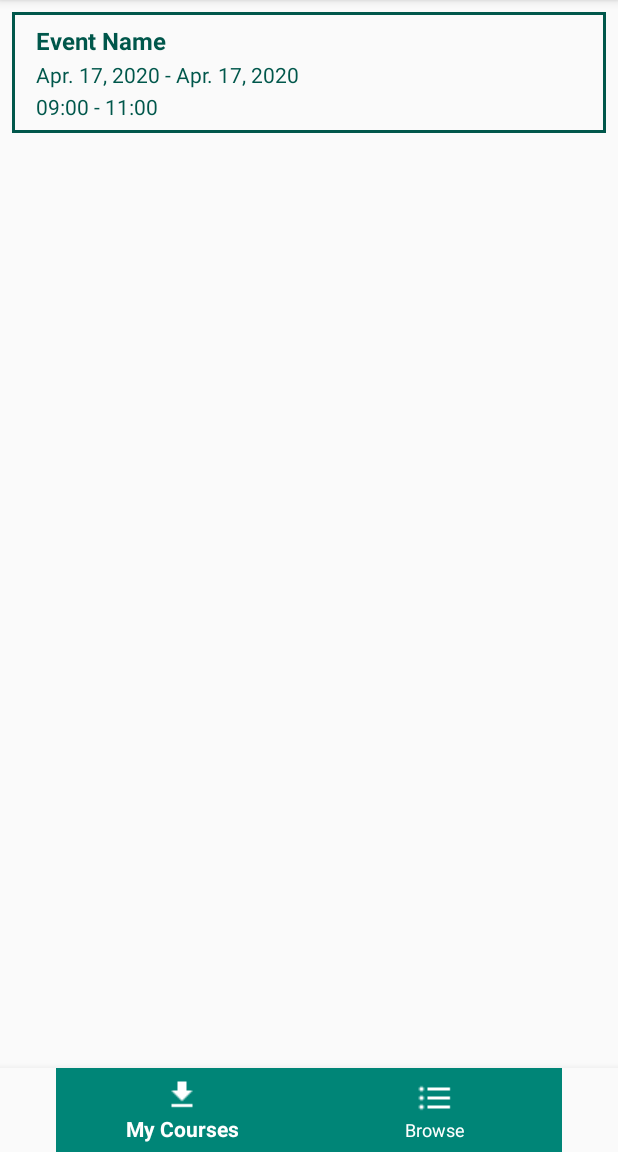
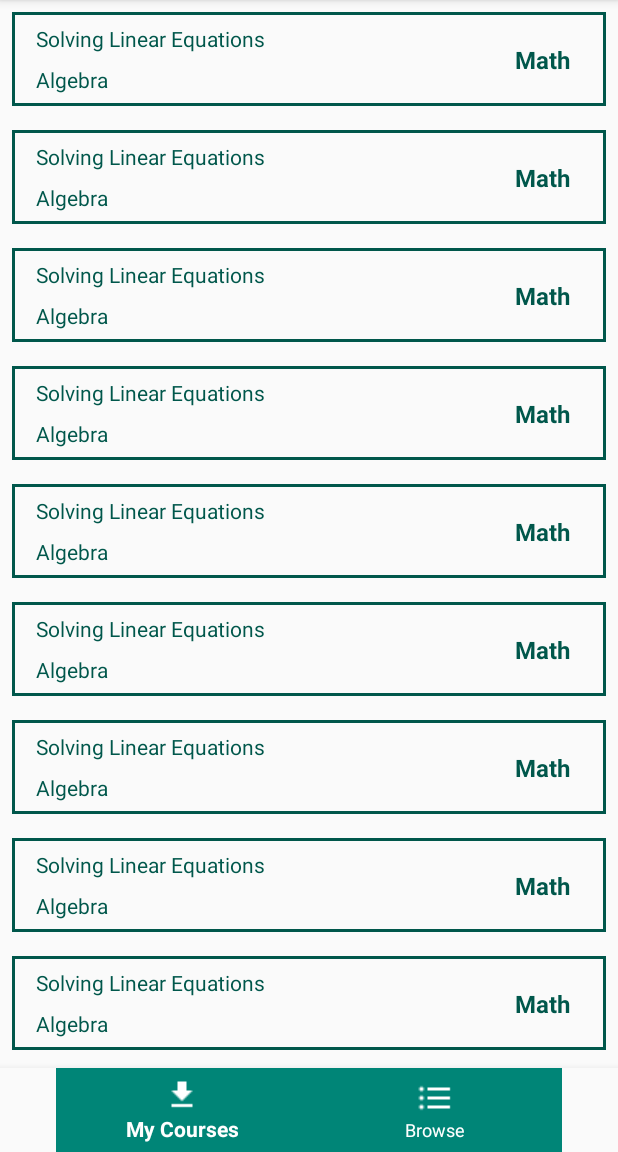
Before and after one commit to BrylleGomez/nitaq-mobile, an Android app: the screen it shows after launch (MainActivity), on a phone screen of 412 x 824 dp, the part 84-1236 px from its top. Run offline under Robolectric (Android 15) with nearby library versions, the phone set to English and light mode, and no system bars; our stand-ins replace Firebase (no records; nobody signed in at launch, a user with empty details on screens opened directly).

Commit message:
Package data structure inegrated into app

```diff
--- a/app/src/main/AndroidManifest.xml
+++ b/app/src/main/AndroidManifest.xml
@@ -9,7 +9,6 @@
         android:roundIcon="@mipmap/ic_launcher_round"
         android:supportsRtl="true"
         android:theme="@style/AppTheme">
-        <activity android:name=".TestActivity"></activity>
         <activity android:name=".ChatActivity"></activity>
         <activity android:name=".MainActivity">
             <intent-filter>
--- a/app/src/main/java/com/brylle/nitaq_mobapp/ProfileFragment.java
+++ b/app/src/main/java/com/brylle/nitaq_mobapp/BrowseFragment.java
@@ -10,7 +10,7 @@ import android.widget.ProgressBar;
 import androidx.fragment.app.Fragment;
 
 
-public class ProfileFragment extends Fragment {
+public class BrowseFragment extends Fragment {
 
     /* Variables */
 
@@ -18,7 +18,7 @@ public class ProfileFragment extends Fragment {
 
     /* Initializer Functions */
 
-    public ProfileFragment() {
+    public BrowseFragment() {
         // Required empty public constructor
     }
 
--- a/app/src/main/java/com/brylle/nitaq_mobapp/EventsFragment.java
+++ b/app/src/main/java/com/brylle/nitaq_mobapp/CoursesFragment.java
@@ -25,22 +25,18 @@ import androidx.recyclerview.widget.RecyclerView;
 //import com.google.firebase.firestore.FirebaseFirestore;
 //import com.google.firebase.firestore.QuerySnapshot;
 
-import com.google.firebase.auth.FirebaseAuth;
-import com.google.firebase.auth.FirebaseUser;
-import com.google.firebase.firestore.CollectionReference;
-import com.google.firebase.firestore.FirebaseFirestore;
-
+import java.lang.reflect.Array;
 import java.util.ArrayList;
 import java.util.Collections;
 import java.util.Objects;
 
-public class EventsFragment extends Fragment {
+public class CoursesFragment extends Fragment {
 
     /* Variables */
 
-    private ArrayList<Event> eventsList = new ArrayList<>();                                                // list to store event objects retrieved from Firebase
+    private ArrayList<Package> eventsList = new ArrayList<>();                                                // list to store event objects retrieved from Firebase
     private RecyclerView eventsView;
-    private EventAdapter eventsAdapter;                                                                     // adapter to bind event objects in array list to recycler view
+    private PackageAdapter eventsAdapter;                                                                     // adapter to bind event objects in array list to recycler view
 //    private FirebaseUser currentUser = FirebaseAuth.getInstance().getCurrentUser();                         // retrieve current Firebase user
 //    private FirebaseFirestore firebaseFirestore = FirebaseFirestore.getInstance();                          // retrieve Firestore instance
 //    private CollectionReference firestoreEventList = firebaseFirestore.collection("events");    // retrieve reference to "events" collection// recycler view to display objects
@@ -48,7 +44,7 @@ public class EventsFragment extends Fragment {
 
     /* Initializer Functions */
 
-    public EventsFragment() {
+    public CoursesFragment() {
         // Required empty public constructor
     }
 
@@ -56,7 +52,7 @@ public class EventsFragment extends Fragment {
     public View onCreateView(LayoutInflater inflater, ViewGroup container,
                              Bundle savedInstanceState) {
         // Inflate the layout for this fragment
-        return inflater.inflate(R.layout.fragment_downloaded, container, false);
+        return inflater.inflate(R.layout.fragment_courses, container, false);
     }
 
     @Override
@@ -67,8 +63,11 @@ public class EventsFragment extends Fragment {
         eventsView = Objects.requireNonNull(getView()).findViewById(R.id.events_recyclerview);
 
         // Fetches all event database entries and stores them in an array list of event objects
-        addRandomEvents();
+        for (int i = 0; i < 10; i++) {
+            addRandomEvents();
+        }
         loadRecyclerView();
+
 //        firestoreEventList.get()                                                // Fetch all event entries from database
 //            .addOnSuccessListener(new OnSuccessListener<QuerySnapshot>() {
 //                @Override
@@ -87,7 +86,7 @@ public class EventsFragment extends Fragment {
 //            .addOnFailureListener(new OnFailureListener() {
 //                @Override
 //                public void onFailure(@NonNull Exception e) {
-//                    Log.d("EventsFragment", "Error fetching events: ", e);
+//                    Log.d("CoursesFragment", "Error fetching events: ", e);
 //                }
 //            });
 
@@ -107,20 +106,29 @@ public class EventsFragment extends Fragment {
     /* Helper Functions */
 
     private void addRandomEvents() {
+        ArrayList<String> lessons = new ArrayList<>();
+        lessons.add("Lesson1");
+        lessons.add("Lesson2");
+        lessons.add("Lesson3");
+        ArrayList<String> questions = new ArrayList<>();
+        questions.add("Question1");
+        questions.add("Question2");
+        questions.add("Question3");
+        ArrayList<String> next = new ArrayList<>();
+        next.add("Choice1");
+        next.add("Choice2");
+        next.add("The End!");
         eventsList.add(
-                new Event(
-                        1,
-                        "Event Name",
-                        0.0,
-                        0.0,
-                        "Nowhere",
-                        "Apr. 17, 2020",
-                        "Apr. 17, 2020",
-                        "09:00",
-                        "11:00"
+                new Package(
+                        "Math",
+                        "Algebra",
+                        "Solving Linear Equations",
+                        lessons,
+                        questions,
+                        next
                 )
         );
-        Log.d("EventsFragment", "Event added!");
+        Log.d("CoursesFragment", "Package added!");
     }
 
 //    private void addFetchedEventToArrayList(DocumentSnapshot fetchedEvent) {
@@ -141,10 +149,10 @@ public class EventsFragment extends Fragment {
 //        String startTime = fetchedEvent.getString(AppUtils.KEY_START_TIME);
 //        String endTime = fetchedEvent.getString(AppUtils.KEY_END_TIME);
 //
-//        // Create an Event object with the retrieved event info (in temp variables)
-//        // Add created Event object to the container
+//        // Create an Package object with the retrieved event info (in temp variables)
+//        // Add created Package object to the container
 //        eventsList.add(
-//                new Event(
+//                new Package(
 //                        eventId,
 //                        eventName,
 //                        eventLatitude,
@@ -156,30 +164,29 @@ public class EventsFragment extends Fragment {
 //                        endTime
 //                )
 //        );
-//        Log.d("EventsFragment", fetchedEvent.toString() + " added!");
+//        Log.d("CoursesFragment", fetchedEvent.toString() + " added!");
 //
 //    }
 //
     private void loadRecyclerView() {
 
-        // sort events array list according to start date
-        Collections.sort(eventsList, new Event.EventStartDateComparator());
+//        // sort events array list according to start date
+//        Collections.sort(eventsList, new Package.EventStartDateComparator());
 
         // Set up recycler view
-        eventsAdapter = new EventAdapter(eventsList, new EventAdapter.OnItemClickListener() {
+        eventsAdapter = new PackageAdapter(eventsList, new PackageAdapter.OnItemClickListener() {
             @Override
-            public void onItemClick(Event event) {
+            public void onItemClick(Package pkg) {
                 // Bind a click listener to the reyclerview item
 
                 // create intent, pass event object members as extras, and start activity
                 Intent intent = new Intent(getContext(), ChatActivity.class);
-                intent.putExtra("eventID", event.getID());
-                intent.putExtra("eventName", event.getName());
-                intent.putExtra("eventDates", event.getDates());
-                intent.putExtra("eventTimings", event.getTimes());
-                intent.putExtra("eventLocation", event.getLocation());
-                intent.putExtra("eventLatitude", event.getLatitude());
-                intent.putExtra("eventLongitude", event.getLongitude());
+                intent.putExtra("pkgSubject", pkg.getSubject());
+                intent.putExtra("pkgTopic", pkg.getTopic());
+                intent.putExtra("pkgModule", pkg.getModule());
+                intent.putExtra("pkgLessons", pkg.getLessons());
+                intent.putExtra("pkgQuestions", pkg.getQuestions());
+                intent.putExtra("pkgNext", pkg.getNext());
                 startActivity(intent);
             }
         });
--- a/app/src/main/java/com/brylle/nitaq_mobapp/Event.java
+++ /dev/null
@@ -1,119 +0,0 @@
-package com.brylle.nitaq_mobapp;
-
-import android.util.Log;
-
-import java.text.ParseException;
-import java.text.SimpleDateFormat;
-import java.util.Comparator;
-import java.util.Date;
-
-public class Event {
-
-    // class to represent event entries in the events page of the app
-    // the following private members are the same as the fields of an event entry in a database
-    private int event_id;
-    private String event_name;
-    private double event_latitude;
-    private double event_longitude;
-    private String event_location;
-    private String start_date;
-    private String end_date;
-    private String start_time;
-    private String end_time;
-
-    // constructor
-    public Event(
-            int event_id,
-            String event_name,
-            double event_latitude,
-            double event_longitude,
-            String event_location,
-            String start_date,
-            String end_date,
-            String start_time,
-            String end_time) {
-        this.event_id = event_id;
-        this.event_name = event_name;
-        this.event_latitude = event_latitude;
-        this.event_longitude = event_longitude;
-        this.event_location = event_location;
-        this.start_date = start_date;
-        this.end_date = end_date;
-        this.start_time = start_time;
-        this.end_time = end_time;
-    }
-
-    // prints a log output of the event object
-    public void print() {
-        Log.d("Debug", this.event_name + "\nDate: " + this.start_date + " - " + this.end_date + "\nTime: " + this.start_time + " - " + this.end_time);
-    }
-
-    // returns the event_id field of this class
-    public int getID(){
-        return this.event_id;
-    }
-
-    // returns the event_name field of this class
-    public String getName(){
-        return this.event_name;
-    }
-
-    public String getStartDate() {
-        return this.start_date;
-    }
-
-    public String getEndDate() {
-        return this.end_date;
-    }
-
-    public String getStartTime() {
-        return this.start_time;
-    }
-
-    public String getEndTime() {
-        return this.end_time;
-    }
-
-    // returns a formatted string with the start and end dates of an event object
-    public String getDates() {
-        return this.start_date + " - " + this.end_date;
-    }
-
-    // returns a formatted string with the start and end times of an event object
-    public String getTimes(){
-        return this.start_time + " - " + this.end_time;
-    }
-
-    public double getLatitude() {
-        return this.event_latitude;
-    }
-
-    public double getLongitude() {
-        return this.event_longitude;
-    }
-
-    // returns the event_location of this class
-    public String getLocation() {
-        return this.event_location;
-    }
-
-    // Comparator class to enable sorting event arraylists by start date
-    public static class EventStartDateComparator implements Comparator<Event> {
-        @Override
-        public int compare(Event event1, Event event2) {
-            SimpleDateFormat dateFormat = new SimpleDateFormat("MMM dd, yyyy");
-            Date date1;
-            Date date2;
-            try {
-                // parse dates from text
-                date1 = dateFormat.parse(event1.getStartDate());
-                date2 = dateFormat.parse(event2.getStartDate());
-                return date1.compareTo(date2);
-            } catch (ParseException e) {
-                e.printStackTrace();
-            }
-            return 0;
-        }
-    }
-
-}
--- a/app/src/main/java/com/brylle/nitaq_mobapp/EventAdapter.java
+++ /dev/null
@@ -1,71 +0,0 @@
-package com.brylle.nitaq_mobapp;
-
-import android.view.ViewGroup;
-import android.widget.TextView;
-import android.view.View;
-
-import androidx.annotation.NonNull;
-import androidx.recyclerview.widget.RecyclerView;
-import android.view.LayoutInflater;
-
-import java.util.ArrayList;
-
-public class EventAdapter extends RecyclerView.Adapter<EventAdapter.EventViewHolder> {
-
-    public interface OnItemClickListener {
-        void onItemClick(Event event);
-    }
-
-    // declaring some fields.
-    private ArrayList<Event> list;
-    private OnItemClickListener clickListener;
-
-    public EventAdapter(ArrayList<Event> arrayList, OnItemClickListener clickListener) {
-        this.list = arrayList;
-        this.clickListener = clickListener;
-    }
-
-    @NonNull
-    @Override
-    public EventAdapter.EventViewHolder onCreateViewHolder(@NonNull ViewGroup parent, int viewType) {
-        View itemView = LayoutInflater.from(parent.getContext())
-                .inflate(R.layout.fragment_events_event_viewholder,parent,false);
-
-        return new EventViewHolder(itemView);
-    }
-
-    @Override
-    public void onBindViewHolder(@NonNull EventAdapter.EventViewHolder holder, int position) {
-        holder.bind(list.get(position), clickListener);
-    }
-
-    @Override
-    public int getItemCount() {
-        return list.size();
-    }
-
-    // Inner ViewHolder Class for Event
-    public class EventViewHolder extends RecyclerView.ViewHolder {
-        TextView nameView, dateView, timeView;
-        public EventViewHolder(View itemView) {
-            super(itemView);
-            nameView = itemView.findViewById(R.id.fragment_events_event_viewholder_name);
-            dateView = itemView.findViewById(R.id.fragment_events_event_viewholder_date);
-            timeView = itemView.findViewById(R.id.fragment_events_event_viewholder_time);
-        }
-
-        public void bind(final Event event, final OnItemClickListener clickListener) {
-            nameView.setText(event.getName());
-            dateView.setText(event.getDates());
-            timeView.setText(event.getTimes());
-            itemView.setOnClickListener(new View.OnClickListener() {
-                @Override
-                public void onClick(View view) {
-                    clickListener.onItemClick(event);
-                }
-            });
-        }
-
-    }
-
-}
--- a/app/src/main/java/com/brylle/nitaq_mobapp/MainActivity.java
+++ b/app/src/main/java/com/brylle/nitaq_mobapp/MainActivity.java
@@ -5,12 +5,8 @@ import androidx.appcompat.app.AppCompatActivity;
 import androidx.fragment.app.Fragment;
 import androidx.fragment.app.FragmentManager;
 
-import android.app.AlertDialog;
-import android.content.DialogInterface;
 import android.content.Intent;
 import android.os.Bundle;
-import android.util.Log;
-import android.view.Menu;
 import android.view.MenuItem;
 
 import com.google.android.material.bottomnavigation.BottomNavigationView;
@@ -19,8 +15,8 @@ public class MainActivity extends AppCompatActivity {
 
     FragmentManager fragmentManager = getSupportFragmentManager();
 
-    Fragment pfragment = new ProfileFragment();
-    Fragment efragment = new EventsFragment();
+    Fragment pfragment = new BrowseFragment();
+    Fragment efragment = new CoursesFragment();
     String data;
 
     Fragment active = efragment;
--- /dev/null
+++ b/app/src/main/java/com/brylle/nitaq_mobapp/Package.java
@@ -0,0 +1,67 @@
+package com.brylle.nitaq_mobapp;
+
+import android.util.Log;
+
+import java.text.ParseException;
+import java.text.SimpleDateFormat;
+import java.util.ArrayList;
+import java.util.Comparator;
+import java.util.Date;
+
+public class Package {
+
+    // class to represent event entries in the events page of the app
+    // the following private members are the same as the fields of an event entry in a database
+    private String subject;
+    private String topic;
+    private String module;
+    private ArrayList<String> lessons;
+    private ArrayList<String> questions;
+    private ArrayList<String> next;
+
+    // constructor
+    public Package(
+            String subject,
+            String topic,
+            String module,
+            ArrayList<String> lessons,
+            ArrayList<String> questions,
+            ArrayList<String> next) {
+        this.subject = subject;
+        this.topic = topic;
+        this.module = module;
+        this.lessons = lessons;
+        this.questions = questions;
+        this.next = next;
+    }
+
+    // prints a log output of the event object
+    public void print() {
+        Log.d("Debug", "Package of {" + this.subject + ", " + this.topic + ", " + this.module + "} added!");
+    }
+
+    public String getSubject() {
+        return subject;
+    }
+
+    public String getTopic() {
+        return topic;
+    }
+
+    public String getModule() {
+        return module;
+    }
+
+    public ArrayList<String> getLessons() {
+        return lessons;
+    }
+
+    public ArrayList<String> getQuestions() {
+        return questions;
+    }
+
+    public ArrayList<String> getNext() {
+        return next;
+    }
+
+}
--- /dev/null
+++ b/app/src/main/java/com/brylle/nitaq_mobapp/PackageAdapter.java
@@ -0,0 +1,71 @@
+package com.brylle.nitaq_mobapp;
+
+import android.view.ViewGroup;
+import android.widget.TextView;
+import android.view.View;
+
+import androidx.annotation.NonNull;
+import androidx.recyclerview.widget.RecyclerView;
+import android.view.LayoutInflater;
+
+import java.util.ArrayList;
+
+public class PackageAdapter extends RecyclerView.Adapter<PackageAdapter.EventViewHolder> {
+
+    public interface OnItemClickListener {
+        void onItemClick(Package event);
+    }
+
+    // declaring some fields.
+    private ArrayList<Package> list;
+    private OnItemClickListener clickListener;
+
+    public PackageAdapter(ArrayList<Package> arrayList, OnItemClickListener clickListener) {
+        this.list = arrayList;
+        this.clickListener = clickListener;
+    }
+
+    @NonNull
+    @Override
+    public PackageAdapter.EventViewHolder onCreateViewHolder(@NonNull ViewGroup parent, int viewType) {
+        View itemView = LayoutInflater.from(parent.getContext())
+                .inflate(R.layout.fragment_courses_package_viewholder,parent,false);
+
+        return new EventViewHolder(itemView);
+    }
+
+    @Override
+    public void onBindViewHolder(@NonNull PackageAdapter.EventViewHolder holder, int position) {
+        holder.bind(list.get(position), clickListener);
+    }
+
+    @Override
+    public int getItemCount() {
+        return list.size();
+    }
+
+    // Inner ViewHolder Class for Package
+    public class EventViewHolder extends RecyclerView.ViewHolder {
+        TextView subjectView, moduleView, topicView;
+        public EventViewHolder(View itemView) {
+            super(itemView);
+            subjectView = itemView.findViewById(R.id.fragment_courses_viewholder_subject);
+            moduleView = itemView.findViewById(R.id.fragment_courses_viewholder_module);
+            topicView = itemView.findViewById(R.id.fragment_courses_viewholder_topic);
+        }
+
+        public void bind(final Package pkg, final OnItemClickListener clickListener) {
+            subjectView.setText(pkg.getSubject());
+            moduleView.setText(pkg.getModule());
+            topicView.setText(pkg.getTopic());
+            itemView.setOnClickListener(new View.OnClickListener() {
+                @Override
+                public void onClick(View view) {
+                    clickListener.onItemClick(pkg);
+                }
+            });
+        }
+
+    }
+
+}
--- a/app/src/main/res/layout/fragment_browse.xml
+++ b/app/src/main/res/layout/fragment_browse.xml
@@ -4,7 +4,7 @@
     xmlns:tools="http://schemas.android.com/tools"
     android:layout_width="match_parent"
     android:layout_height="match_parent"
-    tools:context=".ProfileFragment">
+    tools:context=".BrowseFragment">
 
 
     <ProgressBar
--- a/app/src/main/res/layout/fragment_downloaded.xml
+++ b/app/src/main/res/layout/fragment_courses.xml
@@ -4,7 +4,7 @@
     xmlns:tools="http://schemas.android.com/tools"
     android:layout_width="match_parent"
     android:layout_height="match_parent"
-    tools:context=".EventsFragment">
+    tools:context=".CoursesFragment">
 
 
     <androidx.recyclerview.widget.RecyclerView
--- a/app/src/main/res/layout/fragment_events_event_viewholder.xml
+++ b/app/src/main/res/layout/fragment_courses_package_viewholder.xml
@@ -11,16 +11,32 @@
     xmlns:android="http://schemas.android.com/apk/res/android">
 
     <TextView
-        android:id="@+id/fragment_events_event_viewholder_name"
+        android:id="@+id/fragment_courses_viewholder_subject"
+        android:layout_width="wrap_content"
+        android:layout_height="wrap_content"
+        android:layout_gravity="start"
+        android:layout_marginEnd="8dp"
+        android:paddingLeft="8dp"
+        android:paddingRight="8dp"
+        android:text="Subject"
+        android:textColor="@color/colorPrimaryDark"
+        android:textSize="16sp"
+        android:textStyle="bold"
+        app:layout_constraintBottom_toBottomOf="parent"
+        app:layout_constraintEnd_toEndOf="parent"
+        app:layout_constraintHorizontal_bias="1.0"
+        app:layout_constraintStart_toStartOf="parent"
+        app:layout_constraintTop_toTopOf="parent" />
+
+    <TextView
+        android:id="@+id/fragment_courses_viewholder_module"
         android:layout_width="wrap_content"
         android:layout_height="wrap_content"
         android:layout_gravity="start"
         android:paddingLeft="8dp"
         android:paddingRight="8dp"
-        android:text="Name"
+        android:text="Module"
         android:textColor="@color/colorPrimaryDark"
-        android:textSize="16sp"
-        android:textStyle="bold"
         app:layout_constraintBottom_toBottomOf="parent"
         app:layout_constraintEnd_toEndOf="parent"
         app:layout_constraintHorizontal_bias="0.0"
@@ -29,37 +45,20 @@
         app:layout_constraintVertical_bias="0.0" />
 
     <TextView
-        android:id="@+id/fragment_events_event_viewholder_date"
+        android:id="@+id/fragment_courses_viewholder_topic"
         android:layout_width="wrap_content"
         android:layout_height="wrap_content"
         android:layout_gravity="start"
-        android:layout_marginTop="2dp"
+        android:layout_marginTop="8dp"
         android:paddingLeft="8dp"
         android:paddingRight="8dp"
-        android:text="Date"
+        android:text="Topic"
         android:textColor="@color/colorPrimaryDark"
         app:layout_constraintBottom_toBottomOf="parent"
         app:layout_constraintEnd_toEndOf="parent"
         app:layout_constraintHorizontal_bias="0.0"
         app:layout_constraintStart_toStartOf="parent"
-        app:layout_constraintTop_toBottomOf="@+id/fragment_events_event_viewholder_name"
-        app:layout_constraintVertical_bias="0.0" />
-
-    <TextView
-        android:id="@+id/fragment_events_event_viewholder_time"
-        android:layout_width="wrap_content"
-        android:layout_height="wrap_content"
-        android:layout_gravity="start"
-        android:layout_marginTop="2dp"
-        android:paddingLeft="8dp"
-        android:paddingRight="8dp"
-        android:text="Time"
-        android:textColor="@color/colorPrimaryDark"
-        app:layout_constraintBottom_toBottomOf="parent"
-        app:layout_constraintEnd_toEndOf="parent"
-        app:layout_constraintHorizontal_bias="0.0"
-        app:layout_constraintStart_toStartOf="parent"
-        app:layout_constraintTop_toBottomOf="@+id/fragment_events_event_viewholder_date"
+        app:layout_constraintTop_toBottomOf="@+id/fragment_courses_viewholder_module"
         app:layout_constraintVertical_bias="0.0" />
 
 </androidx.constraintlayout.widget.ConstraintLayout>
```
Also changed, not shown: app/src/main/java/com/brylle/nitaq_mobapp/TestActivity.java (deleted, +0 -14 lines), app/src/main/res/layout/activity_test.xml (deleted, +0 -9 lines), app/src/main/res/layout/fragment_events.xml (deleted, +0 -27 lines).
